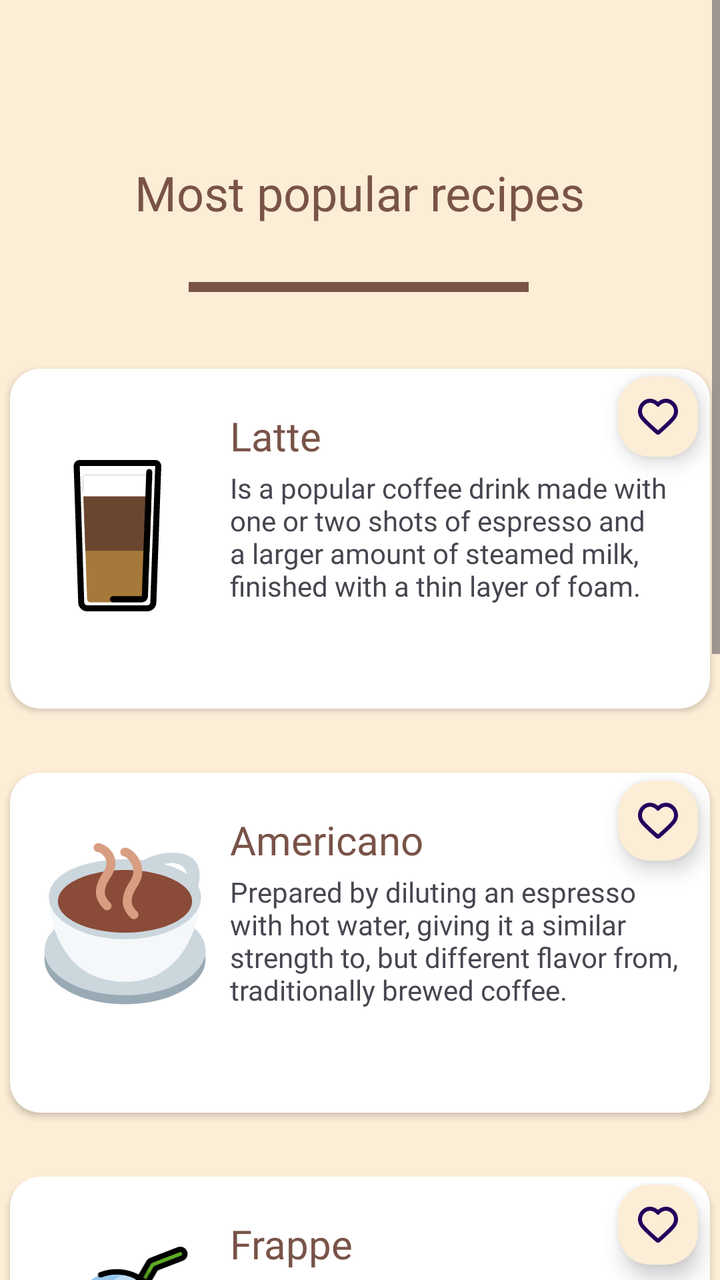
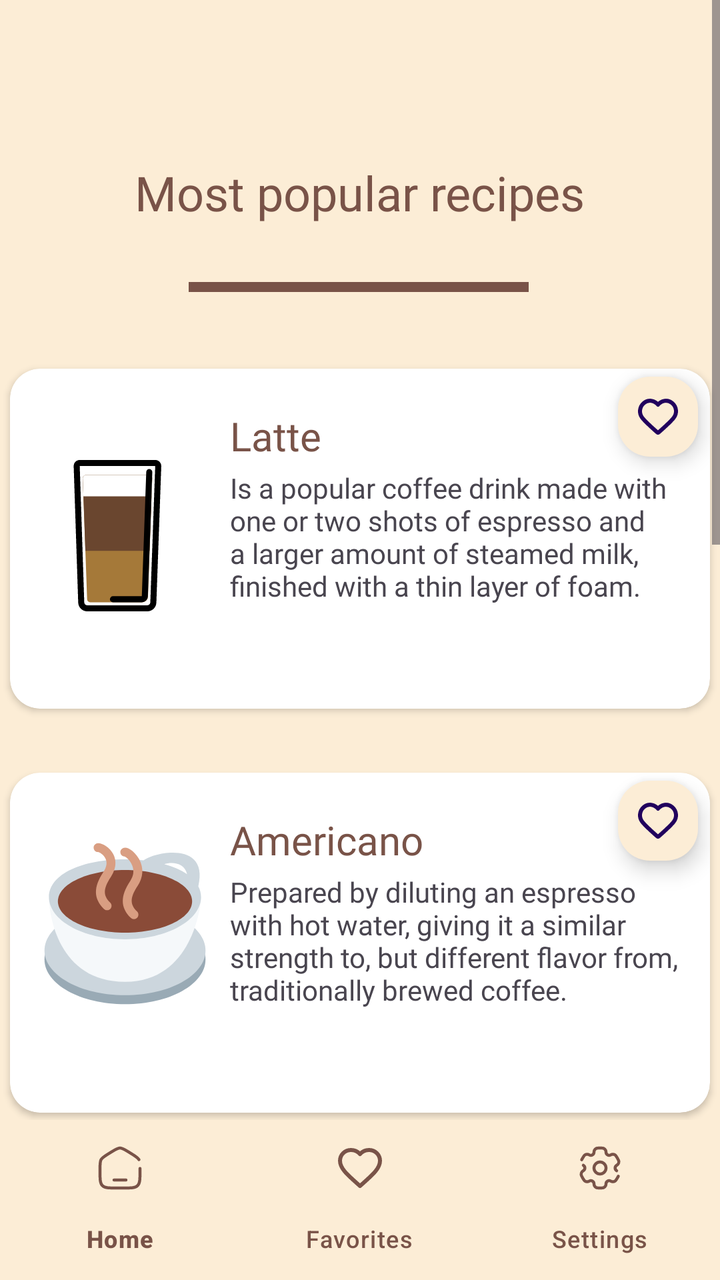

Screens rendered from an Android XML layout before and after an edit, with the pre-edit source and the edit as a unified diff.
<!-- AndroidManifest.xml: application theme Theme.CoffeeShop -->
<!-- res/layout/activity_home.xml -->
<?xml version="1.0" encoding="utf-8"?>
<ScrollView xmlns:android="http://schemas.android.com/apk/res/android"
    xmlns:app="http://schemas.android.com/apk/res-auto"
    xmlns:tools="http://schemas.android.com/tools"
    android:layout_width="match_parent"
    android:layout_height="match_parent"
    android:background="@color/bg_recipes">

    <androidx.constraintlayout.widget.ConstraintLayout
        android:id="@+id/main"
        android:layout_width="match_parent"
        android:layout_height="wrap_content"
        tools:context=".HomeActivity">


        <androidx.cardview.widget.CardView
        android:id="@+id/cardView_latte"
        android:layout_width="350dp"
        android:layout_height="170dp"
        android:layout_marginTop="64dp"
        app:cardCornerRadius="15dp"
        app:layout_constraintEnd_toEndOf="parent"
        app:layout_constraintHorizontal_bias="0.491"
        app:layout_constraintStart_toStartOf="parent"
        app:layout_constraintTop_toBottomOf="@+id/logo_home">

        <ImageView
            android:id="@+id/image_latte"
            android:layout_width="109dp"
            android:layout_height="117dp"
            android:layout_marginTop="25dp"
            app:srcCompat="@drawable/latte"
            tools:ignore="ContentDescription" />

        <TextView
            android:id="@+id/text_latte"
            android:layout_width="wrap_content"
            android:layout_height="wrap_content"
            android:layout_marginStart="110dp"
            android:layout_marginTop="20dp"
            android:fontFamily="@font/baloo"
            android:text="Latte"
            android:textColor="@color/text_recipes"
            android:textSize="20sp"
            tools:ignore="HardcodedText" />

        <TextView
            android:id="@+id/latte_dsc"
            android:layout_width="226dp"
            android:layout_height="108dp"
            android:layout_marginStart="110dp"
            android:layout_marginTop="50dp"
            android:fontFamily="@font/alata"
            android:text="@string/latte"
            android:textSize="14sp" />

        <com.google.android.material.floatingactionbutton.FloatingActionButton
            android:id="@+id/floatingActionButton_1"
            android:layout_width="wrap_content"
            android:layout_height="wrap_content"
            android:layout_marginStart="300dp"
            android:clickable="true"
            android:contentDescription="Add to favorites"
            app:backgroundTint="@color/bg_recipes"
            app:fabCustomSize="40dp"
            app:srcCompat="@drawable/favorite"
            tools:ignore="HardcodedText,KeyboardInaccessibleWidget" />
    </androidx.cardview.widget.CardView>

    <androidx.cardview.widget.CardView
        android:id="@+id/cardView_americano"
        android:layout_width="350dp"
        android:layout_height="170dp"
        android:layout_marginTop="32dp"
        app:cardCornerRadius="15dp"
        app:layout_constraintEnd_toEndOf="parent"
        app:layout_constraintStart_toStartOf="parent"
        app:layout_constraintTop_toBottomOf="@+id/cardView_latte">

        <com.google.android.material.floatingactionbutton.FloatingActionButton
            android:id="@+id/floatingActionButton_2"
            android:layout_width="wrap_content"
            android:layout_height="wrap_content"
            android:layout_marginStart="300dp"
            android:clickable="true"
            android:contentDescription="Add to favorites"
            app:backgroundTint="@color/bg_recipes"
            app:fabCustomSize="40dp"
            app:srcCompat="@drawable/favorite"
            tools:ignore="HardcodedText,KeyboardInaccessibleWidget" />

        <ImageView
            android:id="@+id/image_americano"
            android:layout_width="85dp"
            android:layout_height="101dp"
            android:layout_marginStart="15dp"
            android:layout_marginTop="25dp"
            app:srcCompat="@drawable/americano"
            tools:ignore="ContentDescription" />

        <TextView
            android:id="@+id/text_americano"
            android:layout_width="wrap_content"
            android:layout_height="wrap_content"
            android:layout_marginStart="110dp"
            android:layout_marginTop="20dp"
            android:fontFamily="@font/baloo"
            android:text="Americano"
            android:textColor="@color/text_recipes"
            android:textSize="20sp"
            tools:ignore="HardcodedText" />

        <TextView
            android:id="@+id/americano_desc"
            android:layout_width="226dp"
            android:layout_height="82dp"
            android:layout_marginStart="110dp"
            android:layout_marginTop="50dp"
            android:fontFamily="@font/alata"
            android:text="@string/americano"
            android:textSize="14sp" />
    </androidx.cardview.widget.CardView>

        <androidx.cardview.widget.CardView
            android:id="@+id/cardView_frappe"
            android:layout_width="350dp"
            android:layout_height="170dp"
            android:layout_marginTop="32dp"
            app:cardCornerRadius="15dp"
            app:layout_constraintEnd_toEndOf="parent"
            app:layout_constraintStart_toStartOf="parent"
            app:layout_constraintTop_toBottomOf="@+id/cardView_americano">

            <com.google.android.material.floatingactionbutton.FloatingActionButton
                android:id="@+id/floatingActionButton_3"
                android:layout_width="wrap_content"
                android:layout_height="wrap_content"
                android:layout_marginStart="300dp"
                android:clickable="true"
                android:contentDescription="Add to favorites"
                app:backgroundTint="@color/bg_recipes"
                app:fabCustomSize="40dp"
                app:srcCompat="@drawable/favorite"
                tools:ignore="HardcodedText,KeyboardInaccessibleWidget" />

            <TextView
                android:id="@+id/text_frappe"
                android:layout_width="wrap_content"
                android:layout_height="wrap_content"
                android:layout_marginStart="110dp"
                android:layout_marginTop="20dp"
                android:fontFamily="@font/baloo"
                android:text="Frappe"
                android:textColor="@color/text_recipes"
                android:textSize="20sp"
                tools:ignore="HardcodedText" />

            <ImageView
                android:id="@+id/image_frappe"
                android:layout_width="97dp"
                android:layout_height="92dp"
                android:layout_marginStart="10dp"
                android:layout_marginTop="35dp"
                app:srcCompat="@drawable/frappe"
                tools:ignore="ContentDescription" />

            <TextView
                android:id="@+id/frappe_dsc"
                android:layout_width="226dp"
                android:layout_height="110dp"
                android:layout_marginStart="110dp"
                android:layout_marginTop="50dp"
                android:fontFamily="@font/alata"
                android:text="@string/frappe"
                android:textSize="14sp" />

        </androidx.cardview.widget.CardView>

        <androidx.cardview.widget.CardView
            android:id="@+id/cardView_flat_white"
            android:layout_width="350dp"
            android:layout_height="170dp"
            android:layout_marginTop="32dp"
            app:cardCornerRadius="15dp"
            app:layout_constraintEnd_toEndOf="parent"
            app:layout_constraintHorizontal_bias="0.491"
            app:layout_constraintStart_toStartOf="parent"
            app:layout_constraintTop_toBottomOf="@+id/cardView_frappe">

            <com.google.android.material.floatingactionbutton.FloatingActionButton
                android:id="@+id/floatingActionButton_4"
                android:layout_width="wrap_content"
                android:layout_height="wrap_content"
                android:layout_marginStart="300dp"
                android:clickable="true"
                android:contentDescription="Add to favorites"
                app:backgroundTint="@color/bg_recipes"
                app:fabCustomSize="40dp"
                app:srcCompat="@drawable/favorite"
                tools:ignore="HardcodedText,KeyboardInaccessibleWidget" />

            <TextView
                android:id="@+id/flat_white_dsc"
                android:layout_width="226dp"
                android:layout_height="119dp"
                android:layout_marginStart="110dp"
                android:layout_marginTop="50dp"
                android:fontFamily="@font/alata"
                android:text="@string/flat_white"
                android:textSize="14sp" />

            <TextView
                android:id="@+id/text_flat_white"
                android:layout_width="wrap_content"
                android:layout_height="wrap_content"
                android:layout_marginStart="110dp"
                android:layout_marginTop="20dp"
                android:fontFamily="@font/baloo"
                android:text="Flat White"
                android:textColor="@color/text_recipes"
                android:textSize="20sp" />

            <ImageView
                android:id="@+id/image_flat_white"
                android:layout_width="104dp"
                android:layout_height="96dp"
                android:layout_marginStart="10dp"
                android:layout_marginTop="35dp"
                app:srcCompat="@drawable/flat_white" />
        </androidx.cardview.widget.CardView>

        <androidx.cardview.widget.CardView
            android:id="@+id/cardView_espresso"
            android:layout_width="350dp"
            android:layout_height="170dp"
            android:layout_marginTop="32dp"
            android:layout_marginBottom="90dp"
            app:cardCornerRadius="15dp"
            app:layout_constraintBottom_toBottomOf="parent"
            app:layout_constraintEnd_toEndOf="parent"
            app:layout_constraintStart_toStartOf="parent"
            app:layout_constraintTop_toBottomOf="@+id/cardView_flat_white">

            <com.google.android.material.floatingactionbutton.FloatingActionButton
                android:id="@+id/floatingActionButton_5"
                android:layout_width="wrap_content"
                android:layout_height="wrap_content"
                android:layout_marginStart="300dp"
                android:clickable="true"
                android:contentDescription="Add to favorites"
                app:backgroundTint="@color/bg_recipes"
                app:fabCustomSize="40dp"
                app:srcCompat="@drawable/favorite"
                tools:ignore="HardcodedText,KeyboardInaccessibleWidget" />

            <TextView
                android:id="@+id/espresso_dsc"
                android:layout_width="227dp"
                android:layout_height="wrap_content"
                android:layout_marginStart="110dp"
                android:layout_marginTop="50dp"
                android:fontFamily="@font/alata"
                android:text="@string/espresso"
                android:textSize="14sp" />

            <TextView
                android:id="@+id/text_espresso"
                android:layout_width="wrap_content"
                android:layout_height="wrap_content"
                android:layout_marginStart="110dp"
                android:layout_marginTop="20dp"
                android:fontFamily="@font/baloo"
                android:text="Espresso"
                android:textColor="@color/text_recipes"
                android:textSize="20sp"
                tools:ignore="HardcodedText" />

            <ImageView
                android:id="@+id/image_espresso"
                android:layout_width="77dp"
                android:layout_height="94dp"
                android:layout_marginStart="10dp"
                android:layout_marginTop="35dp"
                app:srcCompat="@drawable/espresso"
                tools:ignore="ContentDescription" />
        </androidx.cardview.widget.CardView>

        <TextView
        android:id="@+id/logo_home"
        android:layout_width="wrap_content"
        android:layout_height="wrap_content"
        android:layout_marginTop="72dp"
        android:fontFamily="@font/baloo"
        android:paddingStart="16dp"
        android:paddingTop="8dp"
        android:paddingEnd="16dp"
        android:paddingBottom="8dp"
        android:text="@string/recipes"
        android:textColor="@color/text_recipes"
        android:textSize="24sp"
        app:layout_constraintEnd_toEndOf="parent"
        app:layout_constraintStart_toStartOf="parent"
        app:layout_constraintTop_toTopOf="parent" />

        <View
            android:id="@+id/decor"
            android:layout_width="170dp"
            android:layout_height="5dp"
            android:background="@color/text_recipes"
            app:layout_constraintBottom_toBottomOf="parent"
            app:layout_constraintEnd_toEndOf="parent"
            app:layout_constraintHorizontal_bias="0.497"
            app:layout_constraintStart_toStartOf="parent"
            app:layout_constraintTop_toTopOf="parent"
            app:layout_constraintVertical_bias="0.113" />

    </androidx.constraintlayout.widget.ConstraintLayout>
</ScrollView>
<!-- resources referenced by this layout -->
<resources>
  <color name="bg_recipes">#fcedd6</color>
  <color name="text_recipes">#795348</color>
  <!-- drawable americano: vector/xml drawable (drawable, 3170 chars, omitted) -->
  <!-- drawable espresso: vector/xml drawable (drawable, 2783 chars, omitted) -->
  <!-- drawable favorite (drawable) -->
  <vector xmlns:android="http://schemas.android.com/apk/res/android"
      android:width="800dp"
      android:height="800dp"
      android:viewportWidth="24"
      android:viewportHeight="24">
    <path
        android:pathData="M12,6C10.201,3.903 7.194,3.255 4.939,5.175C2.685,7.096 2.367,10.306 4.138,12.577C5.61,14.465 10.065,18.448 11.525,19.737C11.688,19.881 11.77,19.953 11.865,19.982C11.948,20.006 12.039,20.006 12.123,19.982C12.218,19.953 12.299,19.881 12.463,19.737C13.923,18.448 18.378,14.465 19.85,12.577C21.62,10.306 21.342,7.075 19.048,5.175C16.755,3.275 13.799,3.903 12,6Z"
        android:strokeLineJoin="round"
        android:strokeWidth="2"
        android:fillColor="#00000000"
        android:fillType="evenOdd"
        android:strokeColor="#000000"
        android:strokeLineCap="round"/>
  </vector>
  <!-- drawable flat_white: vector/xml drawable (drawable, 2339 chars, omitted) -->
  <!-- drawable frappe: vector/xml drawable (drawable, 8160 chars, omitted) -->
  <!-- drawable latte: vector/xml drawable (drawable, 3171 chars, omitted) -->
  <string name="americano">Prepared by diluting an espresso with hot water, giving it a similar strength to,
          but different flavor from, traditionally brewed coffee.</string>
  <string name="espresso">A concentrated coffee beverage brewed by forcing hot water through finely-ground coffee beans.
          It serves as the base for many popular coffee drinks.</string>
  <string name="flat_white">Similar to a latte but with a higher ratio of coffee to milk, resulting in a stronger flavor.
          It is typically made with a single or double shot of espresso and steamed milk.</string>
  <string name="frappe">Originating in Greece. Versatile, iced beverage often shaken, blended, or beaten to produce a thick foam,
          typically made with instant coffee, sugar, milk, and ice. </string>
  <string name="latte">Is a popular coffee drink made with one or two shots of espresso and a larger amount of steamed milk,
          finished with a thin layer of foam.</string>
  <string name="recipes">Most popular recipes</string>
  <style name="Theme.CoffeeShop" parent="Base.Theme.CoffeeShop" />
  <style name="Base.Theme.CoffeeShop" parent="Theme.Material3.DayNight.NoActionBar">
      </style>
</resources>

<!-- the commit's change to res/layout/activity_home.xml (unified diff, before → after) -->
@@ -1,16 +1,21 @@
-<?xml version="1.0" encoding="utf-8"?>
-<ScrollView xmlns:android="http://schemas.android.com/apk/res/android"
+<androidx.coordinatorlayout.widget.CoordinatorLayout xmlns:android="http://schemas.android.com/apk/res/android"
     xmlns:app="http://schemas.android.com/apk/res-auto"
-    xmlns:tools="http://schemas.android.com/tools"
     android:layout_width="match_parent"
     android:layout_height="match_parent"
+    xmlns:tools="http://schemas.android.com/tools"
     android:background="@color/bg_recipes">
+
+    <ScrollView
+        android:layout_width="match_parent"
+        android:layout_height="match_parent"
+        android:layout_marginBottom="56dp">
 
     <androidx.constraintlayout.widget.ConstraintLayout
         android:id="@+id/main"
         android:layout_width="match_parent"
         android:layout_height="wrap_content"
         tools:context=".HomeActivity">
+
 
 
         <androidx.cardview.widget.CardView
@@ -313,6 +318,19 @@
             app:layout_constraintStart_toStartOf="parent"
             app:layout_constraintTop_toTopOf="parent"
             app:layout_constraintVertical_bias="0.113" />
-
     </androidx.constraintlayout.widget.ConstraintLayout>
-</ScrollView>
+    </ScrollView>
+
+        <com.google.android.material.bottomnavigation.BottomNavigationView
+            android:id="@+id/bottom_navigation"
+            android:layout_width="match_parent"
+            android:layout_height="wrap_content"
+            android:layout_gravity="bottom"
+            app:menu="@menu/bottom_nav_menu"
+            app:backgroundTint="@color/bg_recipes"
+            app:itemIconTint="@color/text_recipes"
+            app:itemTextColor="@color/text_recipes"
+            app:layout_constraintBottom_toBottomOf="parent"
+            app:layout_constraintStart_toStartOf="parent"
+            app:layout_constraintEnd_toEndOf="parent"/>
+</androidx.coordinatorlayout.widget.CoordinatorLayout>
